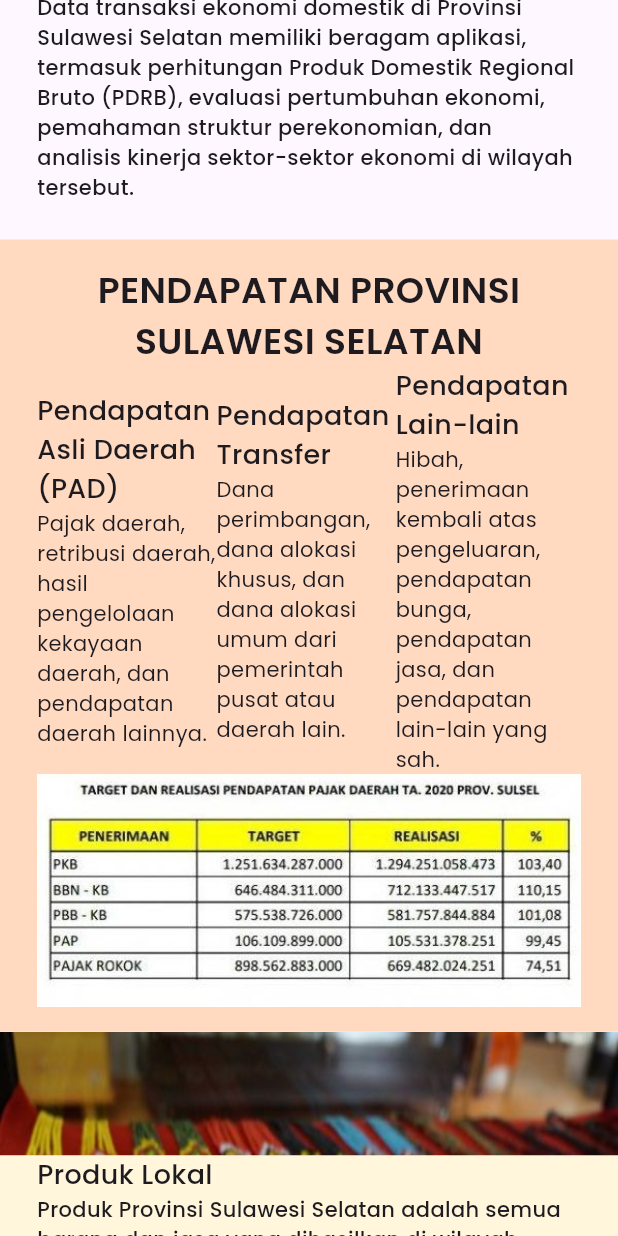
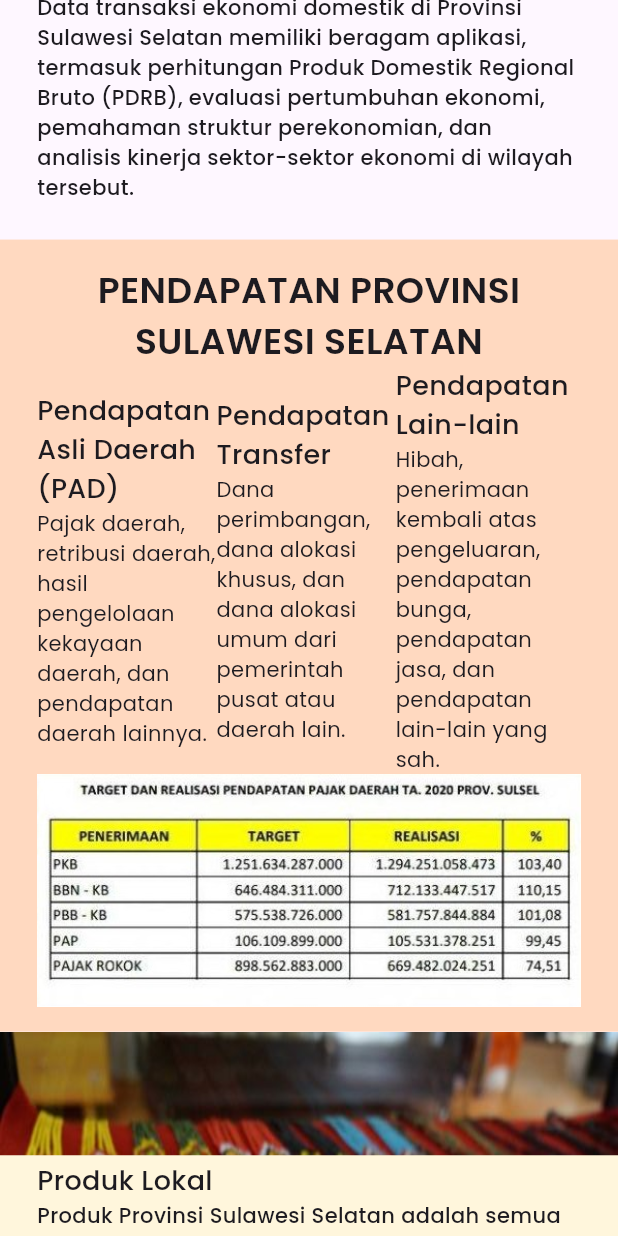
Before and after one commit to Tsabitah07/pkn_SulawesiSelatan, a Flutter app: the EkonomiPhonePage screen opened directly, scrolled down 576 dp, on a phone screen of 412 x 824 dp. Run offline on Flutter 3.47's test engine with Material 3 defaults, Android fonts, the phone set to English and light mode, and no system bars; our stand-ins replace carousel_slider, get, google_fonts.

Commit message:
style [RS] : latest

```diff
--- a/lib/detailPage/ekonomi/ekonomi_phone.dart
+++ b/lib/detailPage/ekonomi/ekonomi_phone.dart
@@ -109,7 +109,8 @@ class EkonomiPhonePage extends StatelessWidget {
                       ),
                     ],
                   ),
-                  Image.asset('lib/assets/image/ekonomi/ekonomi_pajak.jpg')
+                  Image.asset('lib/assets/image/ekonomi/ekonomi_pajak.jpg',
+                      width: MediaQuery.of(context).size.width * 0.9)
                 ],
               ),
             ),
@@ -128,11 +129,14 @@ class EkonomiPhonePage extends StatelessWidget {
                 crossAxisAlignment: CrossAxisAlignment.center,
                 children: [
                   Container(
-                    height: MediaQuery.of(context).size.height * .3,
+                    // height: MediaQuery.of(context).size.height * .3,
                     width: MediaQuery.of(context).size.width,
                     color: Color(0xFFFFF6DC),
                     padding: EdgeInsets.symmetric(
-                        horizontal: MediaQuery.of(context).size.width * 0.06),
+                        horizontal: MediaQuery.of(context).size.width * 0.06,
+                        vertical: MediaQuery.of(context).size.height * 0.005),
+                    margin: EdgeInsets.symmetric(
+                        vertical: MediaQuery.of(context).size.height * 0.1),
                     child: Column(
                       mainAxisAlignment: MainAxisAlignment.center,
                       crossAxisAlignment: CrossAxisAlignment.start,
--- a/lib/main.dart
+++ b/lib/main.dart
@@ -23,7 +23,7 @@ class MyApp extends StatelessWidget {
         colorScheme: ColorScheme.fromSeed(seedColor: Colors.deepPurple),
         useMaterial3: true,
       ),
-      home: SosBud(),
+      home: HomePage(),
     );
   }
 }
```
Also changed, not shown: lib/detailPage/ekonomi/ekonomi_desktop.dart (+21 -12 lines), pubspec.lock.
